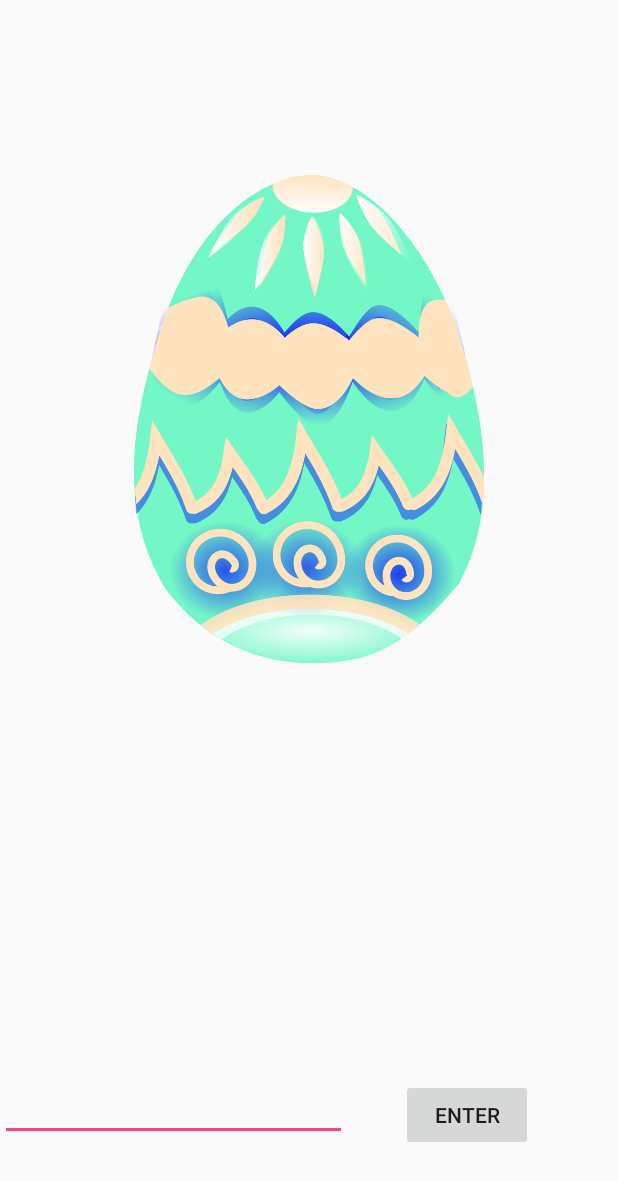
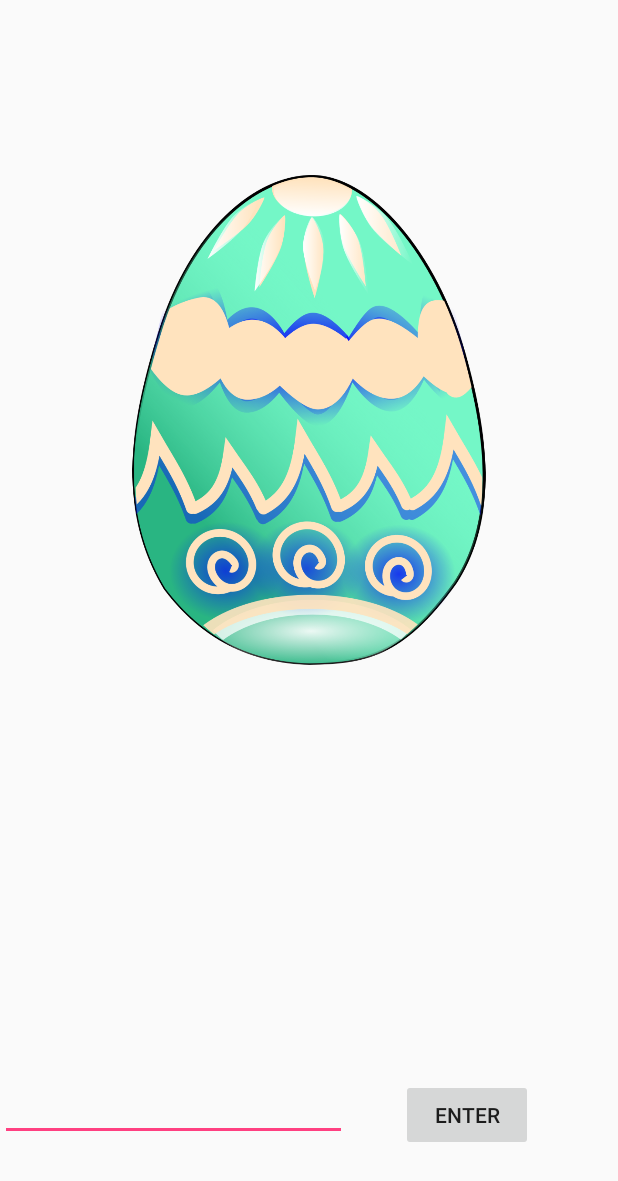
Before and after one commit to studentNixe/MobileComputing, an Android app: the ChooseCreatureActivity screen opened directly, with no data from a screen before it, after a tap on "SELECT CREATURE", on a phone screen of 412 x 824 dp. Shown: the top 1181 px of the screen. Run offline under Robolectric (Android 15) with nearby library versions, the phone set to English and light mode, and no system bars; network calls fail; 2 other taps on this screen came first.

Commit message:
nicole2 changed + egg changed

```diff
--- /dev/null
+++ b/app/src/main/res/drawable/nicole2.xml
@@ -0,0 +1,131 @@
+<vector android:height="400dp" android:viewportHeight="396.3"
+    android:viewportWidth="381.0" android:width="400dp" xmlns:android="http://schemas.android.com/apk/res/android">
+    <path android:fillAlpha="1" android:fillColor="#00a551"
+        android:pathData="m360,301.5c5,28.2 -5.4,13.9 -24.1,15.8 -24.1,8.1 -31.7,26.7 -37.2,10 -5.6,-16.7 8.5,-40 24.7,-48.5 16.2,-8.6 34.3,9.6 36.6,22.8z"
+        android:strokeAlpha="1" android:strokeColor="#000000"
+        android:strokeLineCap="round" android:strokeLineJoin="miter" android:strokeWidth="3.84151173"/>
+    <path android:fillColor="#00000000"
+        android:pathData="m341.6,306.9c-1.7,-10.1 -7.8,-15.3 -11.8,-18.8"
+        android:strokeAlpha="1" android:strokeColor="#000000"
+        android:strokeLineCap="round" android:strokeLineJoin="miter" android:strokeWidth="3.40629959"/>
+    <path android:fillColor="#00000000"
+        android:pathData="m322.4,312c-3.4,-10.9 3,-17 6.8,-21.3"
+        android:strokeAlpha="1" android:strokeColor="#000000"
+        android:strokeLineCap="round" android:strokeLineJoin="miter" android:strokeWidth="3.40629959"/>
+    <path android:fillColor="#00000000"
+        android:pathData="m351,306.3c-2.3,-12 -8.3,-17.9 -15.4,-18.9"
+        android:strokeAlpha="1" android:strokeColor="#000000"
+        android:strokeLineCap="round" android:strokeLineJoin="miter" android:strokeWidth="3.76219225"/>
+    <path android:fillColor="#00000000"
+        android:pathData="m312.1,316.4c-0.8,-14.9 6.7,-23.3 13.2,-29.3"
+        android:strokeAlpha="1" android:strokeColor="#000000"
+        android:strokeLineCap="round" android:strokeLineJoin="miter" android:strokeWidth="3.43392015"/>
+    <path android:fillAlpha="1" android:fillColor="#74f7c7"
+        android:pathData="m336.5,288.9c-4.9,13.8 -30.5,-20 -74.5,-13.7 -44.1,6.3 -120.4,45.7 -131.2,43C78.5,305.4 62.3,276.3 56.6,255.7 49.4,229.6 75.4,185.9 69,162.1 63.4,140.9 194.4,125.9 184.6,156.6c-12.8,40.2 21.5,74.8 49.4,64 62.2,-23.9 125.4,3.2 102.6,68.2z"
+        android:strokeAlpha="1" android:strokeColor="#000000"
+        android:strokeLineCap="round" android:strokeLineJoin="miter" android:strokeWidth="4.55178165"/>
+    <path android:fillAlpha="1" android:fillColor="#0cb5f1"
+        android:pathData="m331.4,286.5c-6.9,10.9 -21,-17.2 -64.7,-13.7 -26.2,2.1 -51.4,14.3 -75.7,24.2 -36.5,14.9 -46.9,29 -78.6,17.8C78.9,303.1 69.8,289.1 59.9,261 48.8,230.1 71.8,210.2 72.4,165.1c0.1,-10.4 18.8,13.1 24,14.8 27.6,8.8 -62.8,66.2 28.8,104.3 36.9,15.3 48.5,-2.4 86.8,-20 78.6,-36.2 127.2,10.2 119.4,22.5z"
+        android:strokeAlpha="1" android:strokeColor="#00000000"
+        android:strokeLineCap="round" android:strokeLineJoin="miter" android:strokeWidth="5.02400017"/>
+    <path android:fillAlpha="1" android:fillColor="#74f7c7"
+        android:pathData="m200.3,88.4c3.6,16 -1.2,45 -12,60.7 -18,26.3 -52.8,43.4 -61.3,43.9C116.3,193.5 54.8,167.5 49.2,123 43.4,76.5 59.9,31.1 120.3,25.3c40,-3.8 73.2,16.4 80.3,63.7"
+        android:strokeAlpha="1" android:strokeColor="#000000"
+        android:strokeLineCap="round" android:strokeLineJoin="miter" android:strokeWidth="4.11333466"/>
+    <path android:fillAlpha="0.97953216" android:fillColor="#ffffff"
+        android:pathData="m109.5,107.8c2.5,3.7 5.1,7.2 3,9.4 -2.7,2.9 -11.1,4.1 -17,3.9C84.8,120.9 74.8,120.4 73.2,104.6 72.5,96.9 79.7,87.5 88.3,89.5c10.8,2.5 15.7,10.1 21.2,18.3z"
+        android:strokeAlpha="1" android:strokeColor="#000000"
+        android:strokeLineCap="round" android:strokeLineJoin="miter" android:strokeWidth="3.14987588"/>
+    <path android:fillAlpha="1" android:fillColor="#000000"
+        android:pathData="m108.3,106.7c9.5,13.8 0.7,12.7 -7.2,13.3 -9.6,0.7 -21.7,-1.2 -18.5,-14.3 1.2,-4.9 6.2,-10.2 11.6,-10 5.4,0.2 10.1,5.3 14.1,11.1z"
+        android:strokeAlpha="1" android:strokeColor="#00000000"
+        android:strokeLineCap="round" android:strokeLineJoin="miter" android:strokeWidth="2.59699988"/>
+    <path android:fillAlpha="1" android:fillColor="#ffffff"
+        android:pathData="M92.3,100.5a3.5,6.3 113.9,1 0,11.6 4.7a3.5,6.3 113.9,1 0,-11.6 -4.7z"
+        android:strokeAlpha="1" android:strokeColor="#00000000"
+        android:strokeLineCap="round" android:strokeLineJoin="miter" android:strokeWidth="3.10110998"/>
+    <path android:fillAlpha="1" android:fillColor="#0cb5f1"
+        android:pathData="m191.8,60c7.6,11.2 12.2,61.9 1.1,71.2 -6.2,5.1 -11.6,-6.7 -18.5,-3 -15.6,8.4 -43,18.4 -49.6,6.5 -19.5,-19.4 21.7,-57.6 18.4,-65.5 -6.5,-12 -40,-2.6 -45.3,-22.2 -3.2,-11.9 29.4,-14.6 39.4,-17.4 17.6,-4.9 42,11.8 54.5,30.4z"
+        android:strokeAlpha="1" android:strokeColor="#00000000"
+        android:strokeLineCap="round" android:strokeLineJoin="miter" android:strokeWidth="5.03900003"/>
+    <path android:fillAlpha="1" android:fillColor="#ffffff"
+        android:pathData="m133.7,112.5c-5.3,7.9 6.7,7.7 17.1,7.7 10.4,0 17.5,-0.2 21.2,-15.3 2.2,-9 -6.5,-16.9 -15.2,-14.7 -10.4,2.6 -17.9,14.6 -23,22.3z"
+        android:strokeAlpha="1" android:strokeColor="#000000"
+        android:strokeLineCap="round" android:strokeLineJoin="miter" android:strokeWidth="2.7994566"/>
+    <path android:fillAlpha="1" android:fillColor="#000000"
+        android:pathData="m138,107.3c-9.9,12.7 -1.7,12 5.5,12.8 8.8,1 20.1,-0.4 18.3,-12.9 -0.7,-4.6 -6.9,-9.7 -11.9,-9.7 -5,-0 -7.7,4.5 -11.9,9.8z"
+        android:strokeAlpha="1" android:strokeColor="#00000000"
+        android:strokeLineCap="round" android:strokeLineJoin="miter" android:strokeWidth="2.59699988"/>
+    <path android:fillAlpha="1" android:fillColor="#ffffff"
+        android:pathData="M147.2,102.5a3.1,5.5 105.9,1 0,10.3 3.8a3.1,5.5 105.9,1 0,-10.3 -3.8z"
+        android:strokeAlpha="1" android:strokeColor="#00000000"
+        android:strokeLineCap="round" android:strokeLineJoin="miter" android:strokeWidth="3.10110998"/>
+    <path android:fillAlpha="1" android:fillColor="#ffffff"
+        android:pathData="m101.2,114c1.2,3.3 -3,4.2 -6.5,3.8 -3.4,-0.4 -7,-1.2 -6.8,-4 -0.2,-4.2 4.6,-2.2 7.5,-1.2 4.1,-0.7 5.8,1.4 5.8,1.4z"
+        android:strokeAlpha="1" android:strokeColor="#00000000"
+        android:strokeLineCap="round" android:strokeLineJoin="miter" android:strokeWidth="3.10110998"/>
+    <path android:fillAlpha="1" android:fillColor="#ffffff"
+        android:pathData="m150.2,113.4c0.6,3.2 -3.5,4 -6.7,3.6 -3.2,-0.3 -6.4,-1.2 -5.7,-3.8 0.5,-4 4.6,-2.1 7.2,-1.2 3.9,-0.7 5.2,1.3 5.2,1.3z"
+        android:strokeAlpha="1" android:strokeColor="#00000000"
+        android:strokeLineCap="round" android:strokeLineJoin="miter" android:strokeWidth="3.10110998"/>
+    <path android:fillColor="#000000"
+        android:pathData="m119.6,153.1c-1.1,2 -4.2,3.6 -7.6,2.9 -2,-0.7 -3.5,-1.9 -4.6,-4.4 -0.6,-2.1 1.4,-2.8 2.4,-3.2 2.8,0.2 1.9,3.8 4.8,3.7l4.9,1z"
+        android:strokeAlpha="1" android:strokeColor="#00000000"
+        android:strokeLineCap="butt" android:strokeLineJoin="miter" android:strokeWidth="1"/>
+    <path android:fillColor="#000000"
+        android:pathData="m130.8,152.8c1.2,1.8 4.2,2.9 7.4,2 1.8,-0.8 3.2,-2 4.1,-4.4 0.4,-2 -1.5,-2.4 -2.5,-2.7 -2.7,0.4 -1.6,3.6 -4.4,3.8l-4.6,1.3z"
+        android:strokeAlpha="1" android:strokeColor="#00000000"
+        android:strokeLineCap="butt" android:strokeLineJoin="miter" android:strokeWidth="1"/>
+    <path android:fillAlpha="1" android:fillColor="#999999"
+        android:pathData="m109,168.8c-9.6,-4.3 -19.6,-11.1 -6.4,-3.4 6.2,3.6 19.9,7.2 26.6,5.2 6.1,-1.8 26.1,-11.7 27.9,-13 0.6,-0.4 1.5,-0.7 2,-0.5 1.2,0.4 -4.7,4.5 -13.3,9.2 -13,7.3 -23.7,8.3 -36.8,2.5z"
+        android:strokeAlpha="1" android:strokeColor="#999999"
+        android:strokeLineCap="round" android:strokeLineJoin="miter" android:strokeWidth="3.72462678"/>
+    <path android:fillColor="#00000000"
+        android:pathData="m81.9,151.7c10.5,9.8 36.3,18.3 43.4,17.4 6.8,-0.8 33.5,-12.5 47.5,-24.5l0,0 0,0"
+        android:strokeAlpha="1" android:strokeColor="#000000"
+        android:strokeLineCap="round" android:strokeLineJoin="miter" android:strokeWidth="3.87809038"/>
+    <path android:fillAlpha="1" android:fillColor="#74f7c7"
+        android:pathData="M30.7,67.1a18.4,19.2 55.4,1 0,37.8 0a18.4,19.2 55.4,1 0,-37.8 0z"
+        android:strokeAlpha="1" android:strokeColor="#00000000"
+        android:strokeLineCap="round" android:strokeLineJoin="miter" android:strokeWidth="5.03900003"/>
+    <path android:fillAlpha="1" android:fillColor="#74f7c7"
+        android:pathData="M64.5,52.6C45.8,40.4 26.8,51.4 32.5,74.9 35.4,86.7 54.7,88.5 60.7,80.8 66.1,74 62.3,63.2 55.3,61.3 39.9,57 37.5,83.4 53.8,71.5"
+        android:strokeAlpha="1" android:strokeColor="#000000"
+        android:strokeLineCap="round" android:strokeLineJoin="miter" android:strokeWidth="3.73252201"/>
+    <path android:fillAlpha="1" android:fillColor="#0cb5f1"
+        android:pathData="M173,56.2a20.1,18 47.5,1 0,37.8 0a20.1,18 47.5,1 0,-37.8 0z"
+        android:strokeAlpha="1" android:strokeColor="#00000000"
+        android:strokeLineCap="round" android:strokeLineJoin="miter" android:strokeWidth="5.03900003"/>
+    <path android:fillAlpha="1" android:fillColor="#0cb5f1"
+        android:pathData="m191.2,56c-9.6,12.5 10.6,13.3 10.6,0.5 0,-6.7 -9.4,-11.8 -15.6,-7.4 -13.2,10.9 -7.9,32 13.9,26.4 26,-6.6 10.1,-56.2 -22.6,-33.7"
+        android:strokeAlpha="1" android:strokeColor="#000000"
+        android:strokeLineCap="round" android:strokeLineJoin="miter" android:strokeWidth="3.73252201"/>
+    <path android:fillAlpha="1" android:fillColor="#0cb5f1"
+        android:pathData="m92.9,307.2c-24.9,28 -40.8,10.2 -65.8,16.3 -7,1.7 4.3,-23.1 12.4,-31.5 9.5,-9.8 27.8,-12.1 27.8,-12.1"
+        android:strokeAlpha="1" android:strokeColor="#000000"
+        android:strokeLineCap="round" android:strokeLineJoin="miter" android:strokeWidth="3.58919311"/>
+    <path android:fillAlpha="1" android:fillColor="#0cb5f1"
+        android:pathData="m145,283.4c51.4,50.2 61.1,47.4 89.4,52.5 15.2,2.7 15.7,4.7 2.8,-23 -9.5,-20.5 -22.6,-25.2 -22.6,-25.2"
+        android:strokeAlpha="1" android:strokeColor="#000000"
+        android:strokeLineCap="round" android:strokeLineJoin="miter" android:strokeWidth="3.86838579"/>
+    <path android:fillColor="#00000000"
+        android:pathData="m81.7,152.3c10.8,8.1 31.6,23.9 43.4,24.1 16.3,0.3 38.7,-20.3 48.5,-32l0,0 0,0"
+        android:strokeAlpha="1" android:strokeColor="#000000"
+        android:strokeLineCap="round" android:strokeLineJoin="miter" android:strokeWidth="3.85911512"/>
+    <path android:fillAlpha="1" android:fillColor="#ffc534"
+        android:pathData="m130,45.5c-0.6,5.2 -1.6,7.5 -8.8,7.7 -2.8,0.1 -10.2,2 -12.6,-8.9 0,0 4.5,-9.5 9.7,-19.6 3.5,-6.8 6.1,-6.6 7.4,1.2 1.5,9.1 4.4,19.7 4.4,19.7z"
+        android:strokeAlpha="1" android:strokeColor="#000000"
+        android:strokeLineCap="round" android:strokeLineJoin="miter" android:strokeWidth="3.20623636"/>
+    <path android:fillAlpha="1" android:fillColor="#ffff5f"
+        android:pathData="m114.4,46.5c1.3,-9.1 -0.9,0 6.6,-21.3 1.8,-6.1 2.6,-4.7 3.3,0.7 1.3,9 4.1,20.2 4.1,20.2 0,0 1,6 -8.4,5.4"
+        android:strokeAlpha="1" android:strokeColor="#00000000"
+        android:strokeLineCap="round" android:strokeLineJoin="miter" android:strokeWidth="5.19500017"/>
+    <path android:fillAlpha="1" android:fillColor="#ffc534"
+        android:pathData="m168.6,270.3c5.7,19.7 6.4,35.1 -4.6,40.7 -18.2,9.2 -39.2,10 -52.2,5.1 -21.3,-8.1 -28.3,-19.3 -25.4,-45.8 3.1,-27.8 27.4,-48.6 41.1,-48.3 23.6,0.5 38,37.4 41.1,48.3z"
+        android:strokeAlpha="1" android:strokeColor="#000000"
+        android:strokeLineCap="round" android:strokeLineJoin="miter" android:strokeWidth="3.94303608"/>
+    <path android:fillAlpha="1" android:fillColor="#ffff5f"
+        android:pathData="m132.6,245.8c-9.3,-6 -15.7,-9 -21.4,-4.6 -9.4,7.2 -14.9,17.1 -15.4,24.2 -0.8,11.6 3.6,16.8 18.6,19.9 15.8,3.2 25.4,-6.4 28.8,-12.9 4.3,-8.2 -5.6,-23.1 -10.7,-26.5z"
+        android:strokeAlpha="1" android:strokeColor="#00000000"
+        android:strokeLineCap="round" android:strokeLineJoin="miter" android:strokeWidth="5.28200006"/>
+</vector>
--- a/app/src/main/res/drawable/nicole3.xml
+++ b/app/src/main/res/drawable/nicole3.xml
@@ -1,7 +1,7 @@
 <?xml version="1.0" encoding="utf-8"?>
 <vector xmlns:android="http://schemas.android.com/apk/res/android"
-    android:width="50dp"
-    android:height="50dp"
+    android:width="100dp"
+    android:height="100dp"
     android:viewportWidth="381"
     android:viewportHeight="396.29999">
 
```
Also changed, not shown: app/src/main/res/drawable/nicole2.png (deleted), app/src/main/res/drawable/nicole_egg.png.
